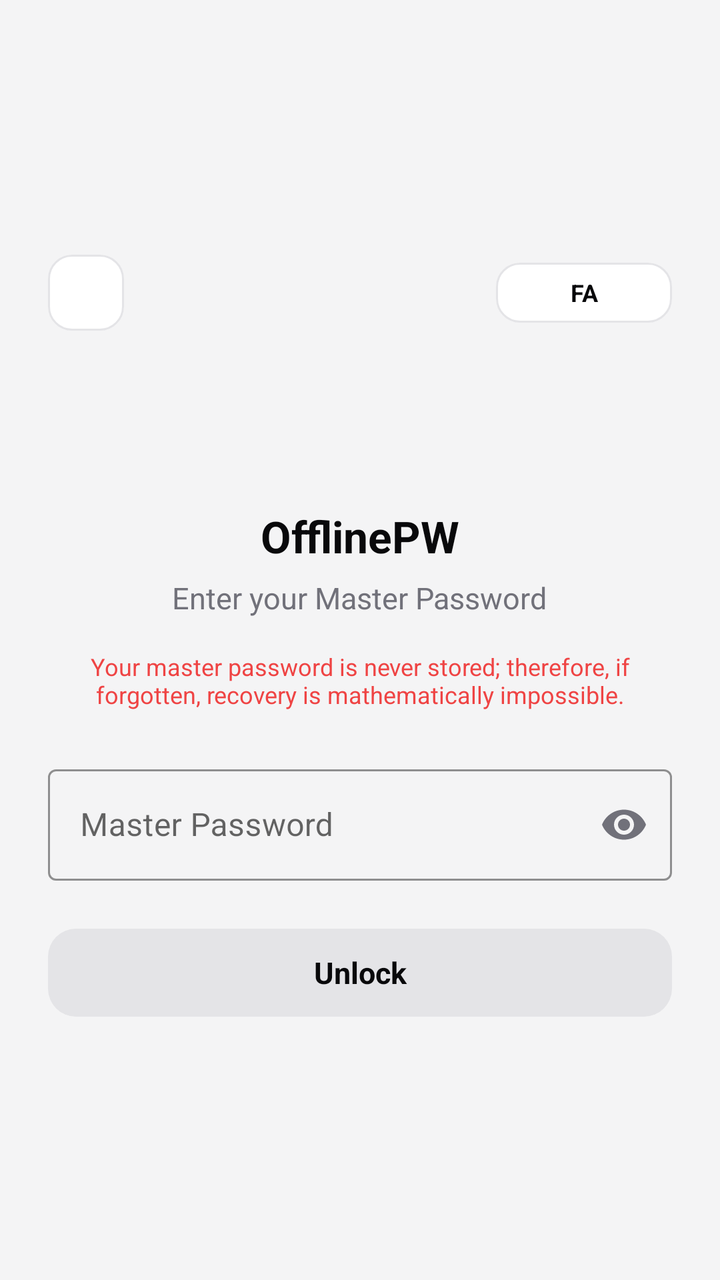
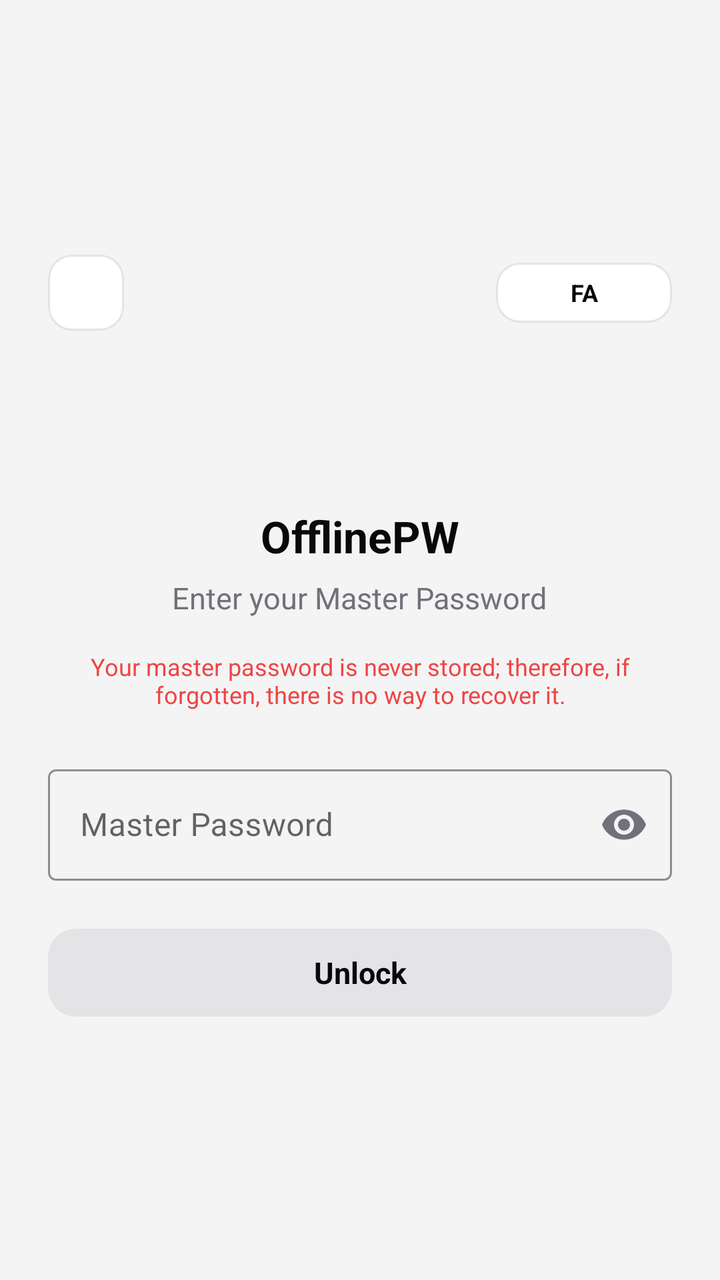

The first picture is an Android layout as it rendered before a commit; the second is the same layout after the commit. The layout source and the unified diff follow.
<!-- AndroidManifest.xml: application theme Theme.Material3.Dark.NoActionBar -->
<!-- res/layout/activity_auth.xml -->
<?xml version="1.0" encoding="utf-8"?>
<ScrollView xmlns:android="http://schemas.android.com/apk/res/android"
    xmlns:app="http://schemas.android.com/apk/res-auto"
    android:layout_width="match_parent"
    android:layout_height="match_parent"
    android:fillViewport="true"
    android:background="@color/nordic_bg">

    
    <LinearLayout
        android:layout_width="match_parent"
        android:layout_height="match_parent"
        android:orientation="vertical"
        android:gravity="center"
        android:padding="24dp">

    <LinearLayout
        android:layout_width="match_parent"
        android:layout_height="wrap_content"
        android:orientation="horizontal"
        android:gravity="center_vertical"
        android:layout_marginBottom="12dp">

        <com.google.android.material.button.MaterialButton
            android:id="@+id/btnAuthHelp"
            style="@style/Widget.Material3.Button.TonalButton"
            android:layout_width="38dp"
            android:layout_height="38dp"
            android:text="?"
            android:textColor="@color/nordic_text_primary"
            android:textSize="14sp"
            android:textStyle="bold"
            android:insetTop="0dp"
            android:insetBottom="0dp"
            app:backgroundTint="@color/nordic_tonal_btn_bg"
            app:cornerRadius="12dp"
            app:strokeColor="@color/nordic_border"
            app:strokeWidth="1dp" />

        <View
            android:layout_width="0dp"
            android:layout_height="0dp"
            android:layout_weight="1" />

        <com.google.android.material.button.MaterialButton
            android:id="@+id/btnAuthLang"
            style="@style/Widget.Material3.Button.TonalButton"
            android:layout_width="wrap_content"
            android:layout_height="38dp"
            android:text="FA"
            android:textColor="@color/nordic_text_primary"
            android:textSize="12sp"
            android:textStyle="bold"
            app:backgroundTint="@color/nordic_tonal_btn_bg"
            app:cornerRadius="12dp"
            app:strokeColor="@color/nordic_border"
            app:strokeWidth="1dp" />
    </LinearLayout>

    <ImageView
        android:layout_width="64dp"
        android:layout_height="64dp"
        android:src="@mipmap/ic_launcher"
        android:layout_marginBottom="12dp" />

    <TextView
        android:id="@+id/tvAuthTitle"
        android:layout_width="wrap_content"
        android:layout_height="wrap_content"
        android:text="OfflinePW"
        android:textColor="@color/nordic_text_primary"
        android:textSize="22sp"
        android:textStyle="bold"
        android:layout_marginBottom="6dp" />

    <TextView
        android:id="@+id/tvAuthPrompt"
        android:layout_width="wrap_content"
        android:layout_height="wrap_content"
        android:text="Enter your Master Password"
        android:textColor="@color/nordic_text_secondary"
        android:textSize="15sp"
        android:gravity="center"
        android:layout_marginBottom="16dp" />

    <TextView
        android:id="@+id/tvAuthWarning"
        android:layout_width="wrap_content"
        android:layout_height="wrap_content"
        android:text="Your master password is never stored; therefore, if forgotten, recovery is mathematically impossible."
        android:textColor="#EF4444"
        android:textSize="12sp"
        android:gravity="center"
        android:layout_marginStart="16dp"
        android:layout_marginEnd="16dp"
        android:layout_marginBottom="24dp" />

    <com.google.android.material.textfield.TextInputLayout
        android:id="@+id/tilMasterPassword"
        style="@style/Widget.MaterialComponents.TextInputLayout.OutlinedBox"
        android:layout_width="match_parent"
        android:layout_height="wrap_content"
        app:passwordToggleEnabled="true"
        app:passwordToggleTint="@color/nordic_text_secondary"
        app:boxStrokeColor="#3B82F6"
        app:hintTextColor="#3B82F6"
        android:hint="Master Password">

        <com.google.android.material.textfield.TextInputEditText
            android:id="@+id/etMasterPassword"
            android:layout_width="match_parent"
            android:layout_height="wrap_content"
            android:inputType="textPassword|textNoSuggestions"
            android:importantForAutofill="no"
            android:textColor="@color/nordic_text_primary"
            android:textSize="16sp"
            android:imeOptions="actionDone" />
    </com.google.android.material.textfield.TextInputLayout>

    
    <com.google.android.material.textfield.TextInputLayout
        android:id="@+id/tilDecoyPassword"
        style="@style/Widget.MaterialComponents.TextInputLayout.OutlinedBox"
        android:layout_width="match_parent"
        android:layout_height="wrap_content"
        android:visibility="gone"
        app:passwordToggleEnabled="true"
        app:passwordToggleTint="@color/nordic_text_secondary"
        app:boxStrokeColor="#F59E0B"
        app:hintTextColor="#F59E0B">

        <com.google.android.material.textfield.TextInputEditText
            android:id="@+id/etDecoyPassword"
            android:layout_width="match_parent"
            android:layout_height="wrap_content"
            android:inputType="textPassword|textNoSuggestions"
            android:importantForAutofill="no"
            android:textColor="@color/nordic_text_primary"
            android:textSize="16sp"
            android:imeOptions="actionDone" />
    </com.google.android.material.textfield.TextInputLayout>

    <com.google.android.material.button.MaterialButton
        android:id="@+id/btnUnlock"
        style="@style/Widget.Material3.Button"
        android:layout_width="match_parent"
        android:layout_height="52dp"
        android:layout_marginTop="20dp"
        android:text="Unlock"
        android:textSize="15sp"
        android:textStyle="bold"
        android:textColor="@color/nordic_primary_btn_text"
        app:backgroundTint="@color/nordic_primary_btn_bg"
        app:cornerRadius="14dp" />

</LinearLayout>

</ScrollView>
<!-- resources referenced by this layout -->
<resources>
  <color name="nordic_bg">#F4F4F5</color>
  <color name="nordic_border">#E4E4E7</color>
  <color name="nordic_primary_btn_bg">#E4E4E7</color>
  <color name="nordic_primary_btn_text">#09090B</color>
  <color name="nordic_text_primary">#09090B</color>
  <color name="nordic_text_secondary">#71717A</color>
  <color name="nordic_tonal_btn_bg">#FFFFFF</color>
  <!-- mipmap ic_launcher (mipmap-anydpi-v26) -->
  <?xml version="1.0" encoding="utf-8"?>
  <adaptive-icon xmlns:android="http://schemas.android.com/apk/res/android">
      <background android:drawable="@color/ic_launcher_background" />
      <foreground android:drawable="@mipmap/ic_launcher_foreground" />
  </adaptive-icon>
  <style name="Theme.Material3.Dark.NoActionBar" parent="Theme.MaterialComponents.DayNight.NoActionBar">
          <item name="android:statusBarColor">@color/nordic_bg</item>
          <item name="android:windowBackground">@color/nordic_bg</item>
      </style>
  <color name="ic_launcher_background">#120D0C</color>
</resources>

<!-- the commit's change to res/layout/activity_auth.xml (unified diff, before → after) -->
@@ -87,7 +87,7 @@
         android:id="@+id/tvAuthWarning"
         android:layout_width="wrap_content"
         android:layout_height="wrap_content"
-        android:text="Your master password is never stored; therefore, if forgotten, recovery is mathematically impossible."
+        android:text="Your master password is never stored; therefore, if forgotten, there is no way to recover it."
         android:textColor="#EF4444"
         android:textSize="12sp"
         android:gravity="center"
